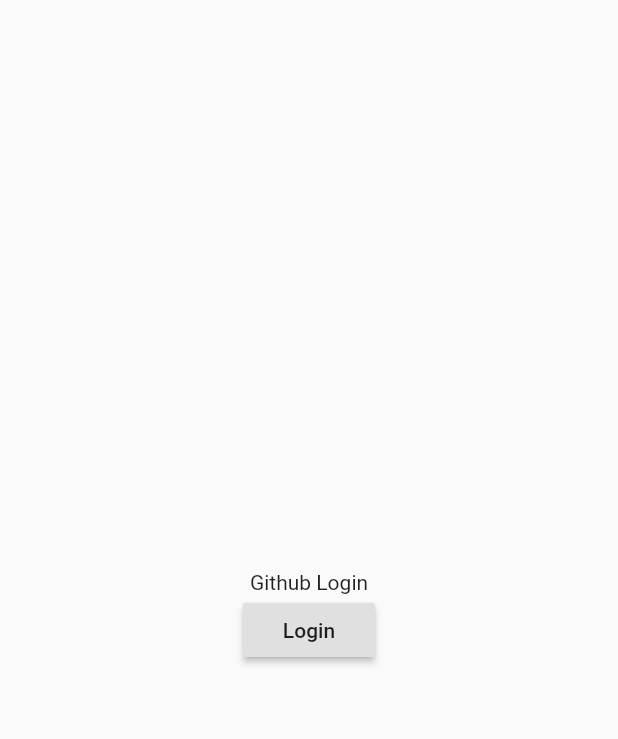
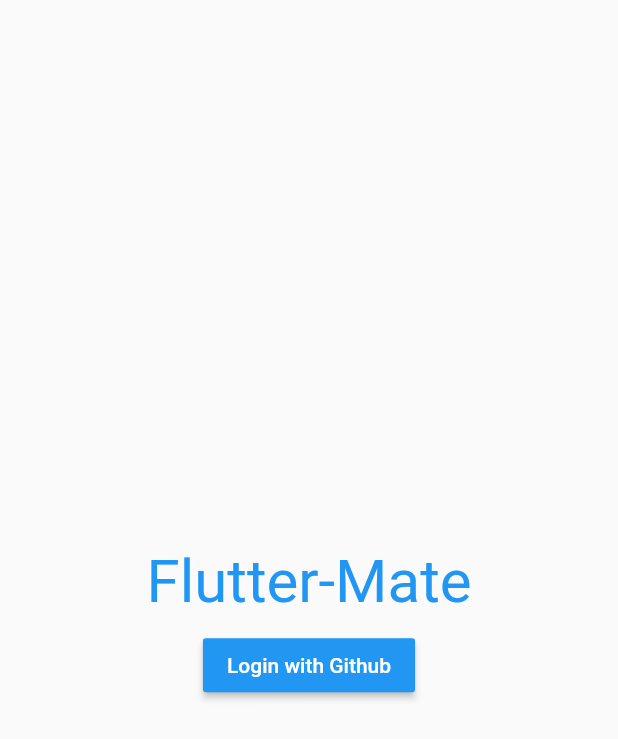
Before and after one commit to mannprerak2/FlutterMate, a Flutter app: the screen it shows after launch, on a phone screen of 412 x 824 dp. Shown: the top 739 px of the screen. Run offline on Flutter 3.47's test engine with Material 2 defaults, Android fonts, the phone set to English and light mode, and no system bars; our stand-ins replace firebase_auth, uni_links; accounts and stored records are empty.

Commit message:
added start screen and loaders

```diff
--- a/lib/start_screen.dart
+++ b/lib/start_screen.dart
@@ -5,16 +5,29 @@ import 'package:flutter_mate/constants.dart';
 import 'package:url_launcher/url_launcher.dart';
 
 class StartScreen extends StatelessWidget {
+  static BuildContext popContext;
+
   @override
   Widget build(BuildContext context) {
+    popContext = context;
     return Scaffold(
       body: Center(
           child: Column(
         mainAxisSize: MainAxisSize.min,
         children: <Widget>[
-          Text('Github Login'),
+          Padding(
+            padding: const EdgeInsets.all(8.0),
+            child: Text(
+              'Flutter-Mate',
+              style: TextStyle(color: Colors.blue, fontSize: 40),
+            ),
+          ),
           RaisedButton(
-            child: Text("Login"),
+            color: Colors.blue,
+            child: Text(
+              "Login with Github",
+              style: TextStyle(color: Colors.white),
+            ),
             onPressed: () async {
               if (await canLaunch(url)) {
                 await launch(
```
Also changed, not shown: lib/main.dart (+20 -1 lines).
